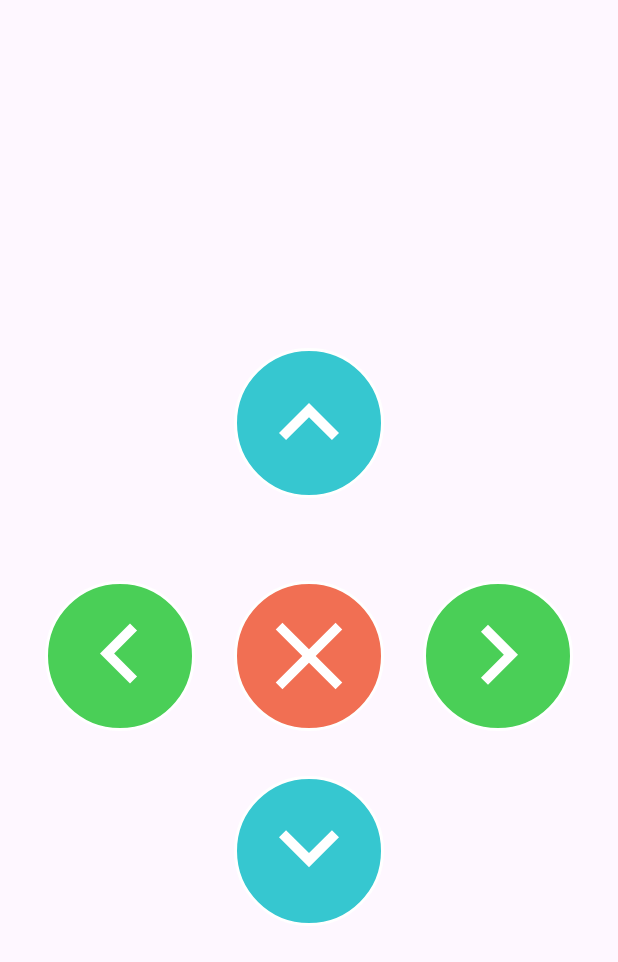
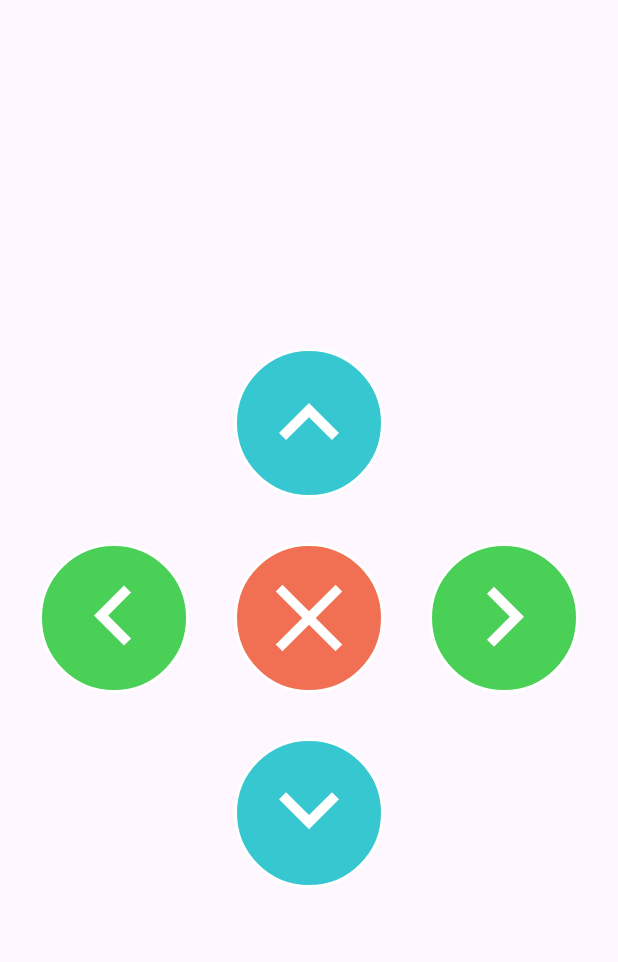
Before and after one commit to ENTC-FYP-19-G08/ismrr, an Android app: the ActivityRemote screen opened directly, with no data from a screen before it, on a phone screen of 412 x 824 dp. Shown: the top 962 px of the screen. Run offline under Robolectric (Android 15) with nearby library versions, the phone set to English and light mode, and no system bars; our stand-ins replace Firebase (no records; nobody signed in at launch, a user with empty details on screens opened directly).

Commit message:
realign buttons

```diff
--- a/app/android/ISMRR/app/src/main/res/layout/activity_remote.xml
+++ b/app/android/ISMRR/app/src/main/res/layout/activity_remote.xml
@@ -6,77 +6,70 @@
     android:layout_height="match_parent"
     tools:context=".ActivityRemote">
 
-    <LinearLayout
-        android:layout_width="match_parent"
-        android:layout_height="wrap_content"
-        android:orientation="vertical"
-        android:layout_centerHorizontal="true"
-        android:layout_centerVertical="true">
-        <RelativeLayout
-            android:layout_width="match_parent"
-            android:layout_height="wrap_content"
-            android:padding="25dp">
+
     <ImageButton
         android:id="@+id/btnFront"
         android:layout_width="100dp"
         android:layout_height="100dp"
-                android:tag="front"
+        android:layout_above="@id/btnStop"
         android:layout_centerHorizontal="true"
+        android:layout_marginBottom="30dp"
         android:background="@drawable/btn_round_0"
+        android:padding="10dp"
+        android:scaleType="fitCenter"
         android:src="@drawable/ic_up"
-                android:scaleType="fitCenter"
-                android:padding="10dp"/>
-        </RelativeLayout>
-        <RelativeLayout
-            android:layout_width="match_parent"
-            android:layout_height="wrap_content"
-            android:padding="30dp">
+        android:tag="front" />
+
     <ImageButton
         android:id="@+id/btnLeft"
         android:layout_width="100dp"
         android:layout_height="100dp"
-                android:tag="left"
-               android:layout_alignParentLeft="true"
+        android:layout_centerVertical="true"
+        android:layout_marginEnd="30dp"
+        android:layout_toStartOf="@id/btnStop"
         android:background="@drawable/btn_round_1"
+        android:padding="10dp"
+        android:scaleType="fitCenter"
         android:src="@drawable/ic_left"
-                android:scaleType="fitCenter"
-                android:padding="10dp"/>
+        android:tag="left" />
+
     <ImageButton
         android:id="@+id/btnStop"
         android:layout_width="100dp"
         android:layout_height="100dp"
-                android:tag="stop"
-                android:layout_centerHorizontal="true"
+        android:layout_centerInParent="true"
         android:background="@drawable/btn_round_4"
+        android:padding="12dp"
+        android:scaleType="fitCenter"
         android:src="@drawable/ic_x"
-                android:scaleType="fitCenter"
-                android:padding="12dp"/>
+        android:tag="stop" />
+
     <ImageButton
         android:id="@+id/btnRight"
         android:layout_width="100dp"
         android:layout_height="100dp"
-                android:tag="right"
-                android:layout_alignParentRight="true"
+        android:layout_centerVertical="true"
+
+        android:layout_toEndOf="@id/btnStop"
+        android:layout_marginStart="30dp"
         android:background="@drawable/btn_round_1"
+        android:padding="10dp"
+        android:scaleType="fitCenter"
         android:src="@drawable/ic_right"
-                android:scaleType="fitCenter"
-                android:padding="10dp"/>
-        </RelativeLayout>
-        <RelativeLayout
-            android:layout_width="match_parent"
-            android:layout_height="wrap_content">
+        android:tag="right" />
+
     <ImageButton
         android:id="@+id/btnBack"
         android:layout_width="100dp"
         android:layout_height="100dp"
-                android:tag="back"
+        android:layout_below="@id/btnStop"
         android:layout_centerHorizontal="true"
+        android:layout_marginTop="30dp"
         android:background="@drawable/btn_round_0"
+        android:padding="10dp"
+        android:scaleType="fitCenter"
         android:src="@drawable/ic_down"
-                android:scaleType="fitCenter"
-                android:padding="10dp"/>
-        </RelativeLayout>
-    </LinearLayout>
+        android:tag="back" />
 
 
 </RelativeLayout>
```
Lines whose indentation alone changed are shown as unchanged.
